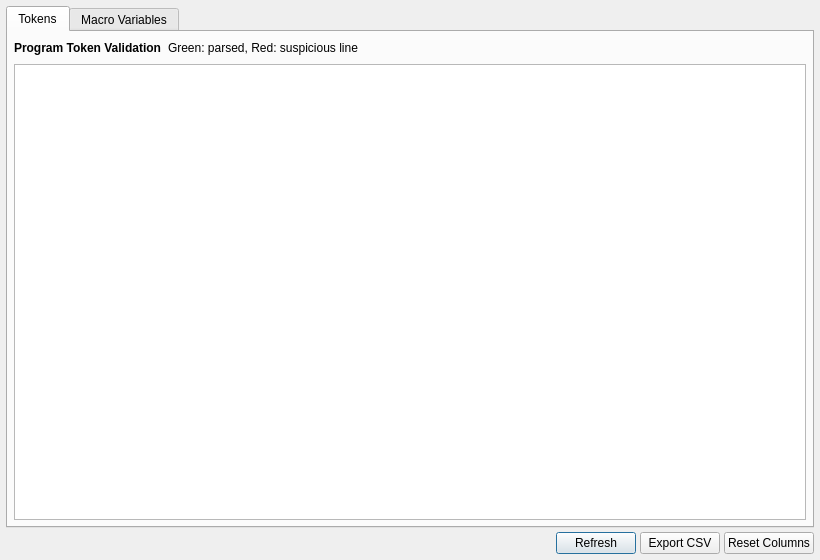
This is app/ui/generated/dialogs/tokens.ui in MaestroFusion360/easy_gcode_plot as Qt 5 draws it before an edit. The edited form follows.
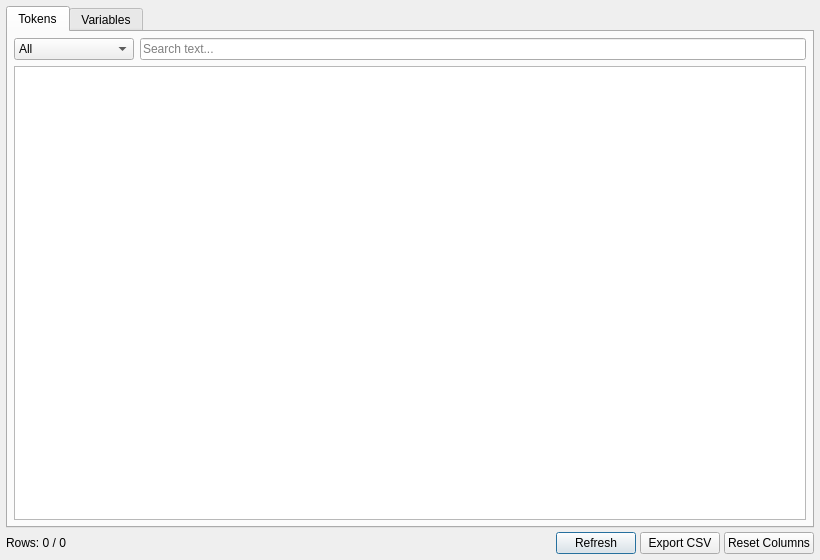
This is the edited form.

```diff
--- a/app/ui/generated/dialogs/tokens.ui
+++ b/app/ui/generated/dialogs/tokens.ui
@@ -69,36 +69,48 @@
                                         <number>6</number>
                                     </property>
                                     <item>
-                                        <widget class="QLabel" name="titleLabel">
-                                            <property name="font">
-                                                <font>
-                                                    <bold>true</bold>
-                                                </font>
-                                            </property>
-                                            <property name="text">
-                                                <string>Program Token Validation</string>
-                                            </property>
-                                        </widget>
-                                    </item>
-                                    <item>
-                                        <widget class="QLabel" name="legendLabel">
-                                            <property name="text">
-                                                <string>Green: parsed, Red: suspicious line</string>
-                                            </property>
-                                        </widget>
-                                    </item>
-                                    <item>
-                                        <spacer name="headerSpacer">
-                                            <property name="orientation">
-                                                <enum>Qt::Orientation::Horizontal</enum>
-                                            </property>
-                                            <property name="sizeHint" stdset="0">
+                                        <widget class="QComboBox" name="filterCombo">
+                                            <property name="minimumSize">
                                                 <size>
-                                                    <width>40</width>
-                                                    <height>20</height>
+                                                    <width>120</width>
+                                                    <height>0</height>
                                                 </size>
                                             </property>
-                                        </spacer>
+                                            <item>
+                                                <property name="text">
+                                                    <string>All</string>
+                                                </property>
+                                            </item>
+                                            <item>
+                                                <property name="text">
+                                                    <string>Warnings</string>
+                                                </property>
+                                            </item>
+                                            <item>
+                                                <property name="text">
+                                                    <string>Errors</string>
+                                                </property>
+                                            </item>
+                                        </widget>
+                                    </item>
+                                    <item>
+                                        <widget class="QLineEdit" name="searchEdit">
+                                            <property name="sizePolicy">
+                                                <sizepolicy hsizetype="Expanding" vsizetype="Fixed">
+                                                    <horstretch>1</horstretch>
+                                                    <verstretch>0</verstretch>
+                                                </sizepolicy>
+                                            </property>
+                                            <property name="placeholderText">
+                                                <string>Search text...</string>
+                                            </property>
+                                            <property name="toolTip">
+                                                <string>Search source text, tokens and diagnostics</string>
+                                            </property>
+                                            <property name="clearButtonEnabled">
+                                                <bool>true</bool>
+                                            </property>
+                                        </widget>
                                     </item>
                                 </layout>
                             </item>
@@ -137,7 +149,7 @@
                     </widget>
                     <widget class="QWidget" name="macroVariablesTab">
                         <attribute name="title">
-                            <string>Macro Variables</string>
+                            <string>Variables</string>
                         </attribute>
                         <layout class="QVBoxLayout" name="macroVariablesLayout">
                             <property name="leftMargin">
@@ -187,6 +199,13 @@
             </item>
             <item>
                 <layout class="QHBoxLayout" name="buttonLayout">
+                    <item>
+                        <widget class="QLabel" name="filterCountLabel">
+                            <property name="text">
+                                <string>Rows: 0 / 0</string>
+                            </property>
+                        </widget>
+                    </item>
                     <item>
                         <spacer name="buttonSpacer">
                             <property name="orientation">
```
Left out of the diff: 12 changed lines with no effect on the pictures.
